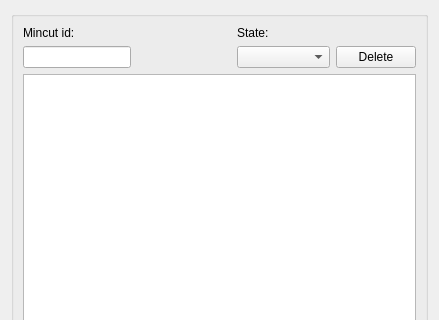
Above: ui/mincut_edit.ui from Giswater/giswater_qgis_plugin before the change; both pictures show x 0 to 439 and y 0 to 320 of the 439 by 785 pixel window. Below: the same form after it.
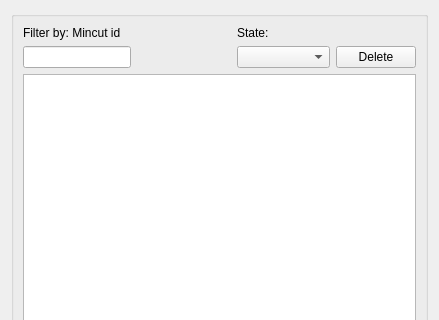
That is the form after the change.

Diff of the .ui file:
```diff
--- a/ui/mincut_edit.ui
+++ b/ui/mincut_edit.ui
@@ -53,7 +53,7 @@
       <item row="0" column="0">
        <widget class="QLabel" name="label">
         <property name="text">
-         <string>Mincut id:</string>
+         <string>Filter by: Mincut id</string>
         </property>
        </widget>
       </item>
```
